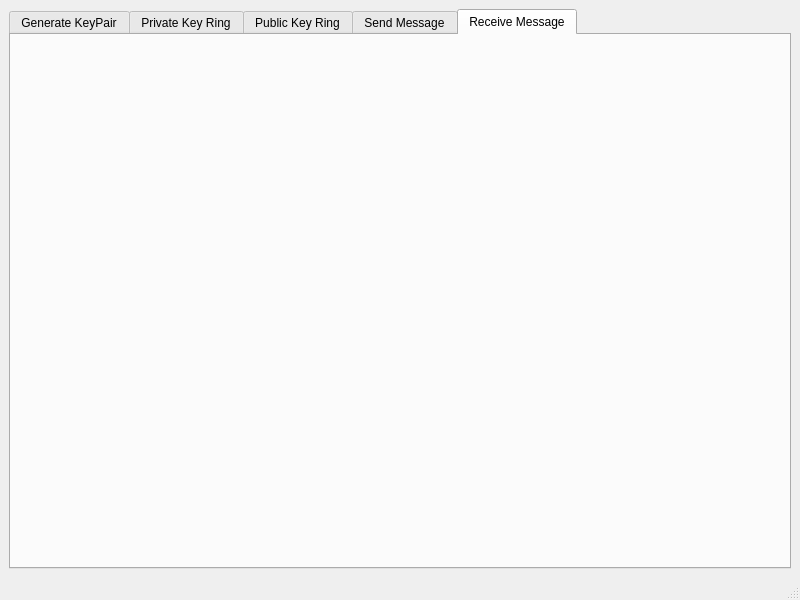
The window that OpenPGP/ui/MainWindow.ui (teodorcvijovic/open_pgp) describes before a commit, drawn with Qt 5.
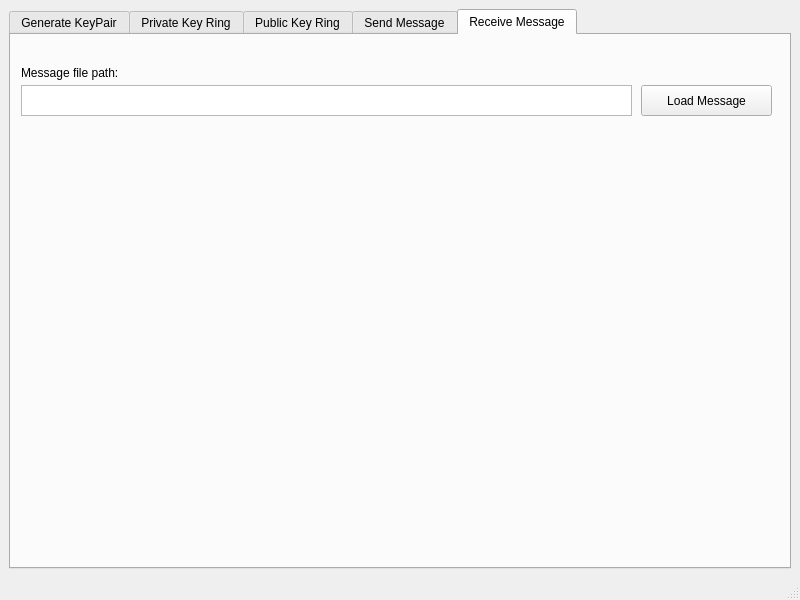
The same window after the commit. The open tabs and pages were chosen to show the change.

Commit message: started ui for receive message

Diff of the .ui file:
```diff
--- a/OpenPGP/ui/MainWindow.ui
+++ b/OpenPGP/ui/MainWindow.ui
@@ -635,6 +635,42 @@
        <attribute name="title">
         <string>Receive Message</string>
        </attribute>
+       <widget class="QLabel" name="label_15">
+        <property name="geometry">
+         <rect>
+          <x>10</x>
+          <y>30</y>
+          <width>271</width>
+          <height>16</height>
+         </rect>
+        </property>
+        <property name="text">
+         <string>Message file path:</string>
+        </property>
+       </widget>
+       <widget class="QPushButton" name="loadMessageButton">
+        <property name="geometry">
+         <rect>
+          <x>630</x>
+          <y>50</y>
+          <width>131</width>
+          <height>31</height>
+         </rect>
+        </property>
+        <property name="text">
+         <string>Load Message</string>
+        </property>
+       </widget>
+       <widget class="QPlainTextEdit" name="receiveMessagePath">
+        <property name="geometry">
+         <rect>
+          <x>10</x>
+          <y>50</y>
+          <width>611</width>
+          <height>31</height>
+         </rect>
+        </property>
+       </widget>
       </widget>
      </widget>
     </item>
```
Left out of the diff: 2 changed lines with no effect on the pictures. The commit also changes 3 other files.
